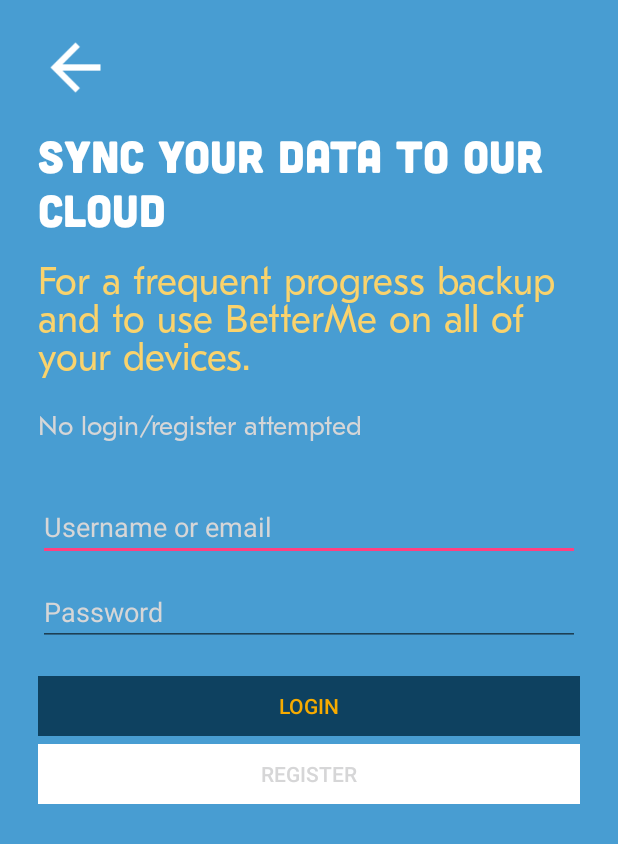
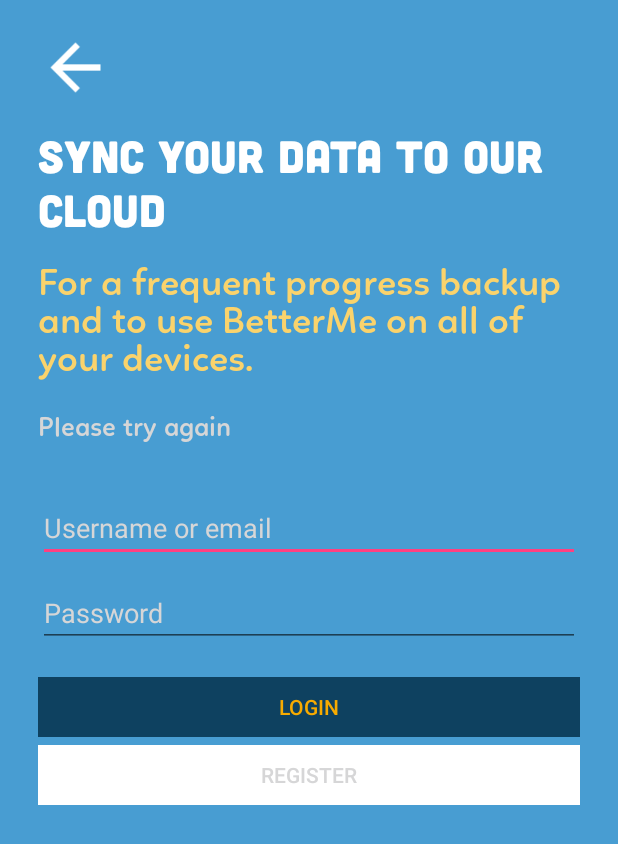
Before and after one commit to VakHack/BetterMe, an Android app: the LoginScreen screen opened directly, with no data from a screen before it, after a tap on "LOGIN", on a phone screen of 412 x 824 dp. Shown: the top 844 px of the screen. Run offline under Robolectric (Android 15) with nearby library versions, the phone set to English and light mode, and no system bars; our stand-ins replace Firebase (no records; nobody signed in at launch, a user with empty details on screens opened directly).

Commit message:
with data downloading fixed. some minor sever bus fixed

```diff
--- a/app/src/main/java/roeevakrat/betterme/LoginScreen.java
+++ b/app/src/main/java/roeevakrat/betterme/LoginScreen.java
@@ -60,9 +60,9 @@ public class LoginScreen extends AppCompatActivity {
         backButton = (ImageView)findViewById(R.id.syncScreenBackButton);
 
         //set fonts
-        title.setTypeface(Typeface.createFromAsset(getAssets(), AppFontsDB.getInstance().getTitleFont()));
-        body.setTypeface(Typeface.createFromAsset(getAssets(), AppFontsDB.getInstance().getBodyFont()));
-        loginFeedbackView.setTypeface(Typeface.createFromAsset(getAssets(), AppFontsDB.getInstance().getBodyFont()));
+        title.setTypeface(Typeface.createFromAsset(getAssets(), FontsDB.getInstance().getTitleFont()));
+        body.setTypeface(Typeface.createFromAsset(getAssets(), FontsDB.getInstance().getBodyFont()));
+        loginFeedbackView.setTypeface(Typeface.createFromAsset(getAssets(), FontsDB.getInstance().getBodyFont()));
 
         //initialize shared preferences
         appMap = getApplicationContext().getSharedPreferences(KeysDB.getInstance().SHARED_PREFS, MODE_PRIVATE);
@@ -80,7 +80,6 @@ public class LoginScreen extends AppCompatActivity {
                 server.tryRegister(userUsername, userPassword);
 
                 loginFeedbackView.setText(server.getLogFeedback());
-
             }
         });
 
@@ -96,6 +95,7 @@ public class LoginScreen extends AppCompatActivity {
                     addUserDataToSharedprefs();
                 }
 
+                while(server.getLogFeedback() == null);
                 loginFeedbackView.setText(server.getLogFeedback());
             }
         });
--- a/app/src/main/java/roeevakrat/betterme/NegativeFeedbackScreen.java
+++ b/app/src/main/java/roeevakrat/betterme/NegativeFeedbackScreen.java
@@ -32,8 +32,8 @@ public class NegativeFeedbackScreen extends AppCompatActivity {
         bodyText = (TextView)findViewById(R.id.negativeFeedbackBody);
         backButton = (ImageView)findViewById(R.id.backFromNegative);
 
-        setTextFont(titleText, titleFont, AppFontsDB.getInstance().getTitleFont());
-        setTextFont(bodyText, bodyFont, AppFontsDB.getInstance().getBodyFont());
+        setTextFont(titleText, titleFont, FontsDB.getInstance().getTitleFont());
+        setTextFont(bodyText, bodyFont, FontsDB.getInstance().getBodyFont());
 
 
         backButton.setOnClickListener(new View.OnClickListener() {
--- a/app/src/main/java/roeevakrat/betterme/PositiveFeedbackScreen.java
+++ b/app/src/main/java/roeevakrat/betterme/PositiveFeedbackScreen.java
@@ -33,8 +33,8 @@ public class PositiveFeedbackScreen extends AppCompatActivity {
         bodyText = (TextView)findViewById(R.id.positiveFeedbackBody);
         backButton = (ImageView)findViewById(R.id.backFromPositive);
 
-        setTextFont(titleText, titleFont, AppFontsDB.getInstance().getTitleFont());
-        setTextFont(bodyText, bodyFont, AppFontsDB.getInstance().getBodyFont());
+        setTextFont(titleText, titleFont, FontsDB.getInstance().getTitleFont());
+        setTextFont(bodyText, bodyFont, FontsDB.getInstance().getBodyFont());
 
         backButton.setOnClickListener(new View.OnClickListener() {
             @Override
--- a/app/src/main/java/roeevakrat/betterme/ServerHandler.java
+++ b/app/src/main/java/roeevakrat/betterme/ServerHandler.java
@@ -15,8 +15,7 @@ public abstract class ServerHandler {
 
     public ServerHandler(Context context){
         this.context = context;
-        this.logFeedback = "No login/register attempted";
-        this.storageFeedback = "No download/upload actions attempted";
+        this.logFeedback = this.storageFeedback ="Please try again";
     }
 
     public abstract boolean tryRegister(String username, String password);
--- a/app/src/main/res/layout/activity_weekly_chart.xml
+++ b/app/src/main/res/layout/activity_weekly_chart.xml
@@ -40,8 +40,8 @@
 
     <ImageView
         android:id="@+id/weeklyChartHelpButton"
-        android:layout_width="38dp"
-        android:layout_height="38dp"
+        android:layout_width="45dp"
+        android:layout_height="45dp"
         android:layout_alignParentTop="true"
         android:layout_centerHorizontal="true"
         android:layout_centerInParent="false"
```
Also changed, not shown: app/src/main/java/roeevakrat/betterme/CounterScreen.java (+13 -12 lines), app/src/main/java/roeevakrat/betterme/FontsDB.java (renamed from app/src/main/java/roeevakrat/betterme/AppFontsDB.java, +5 -5 lines), app/src/main/java/roeevakrat/betterme/WeeklyChart.java (+5 -6 lines), app/src/main/java/roeevakrat/betterme/WelcomeScreen.java (+4 -4 lines), app/src/main/assets/fonts/GT Eesti Pro Text Book.otf (deleted), app/src/main/assets/fonts/GT Eesti Pro Text Regular.otf (deleted), app/src/main/assets/fonts/GT Eesti Pro Text UltraLight.otf (deleted), app/src/main/assets/fonts/Linotte-SemiBold.otf (added).
